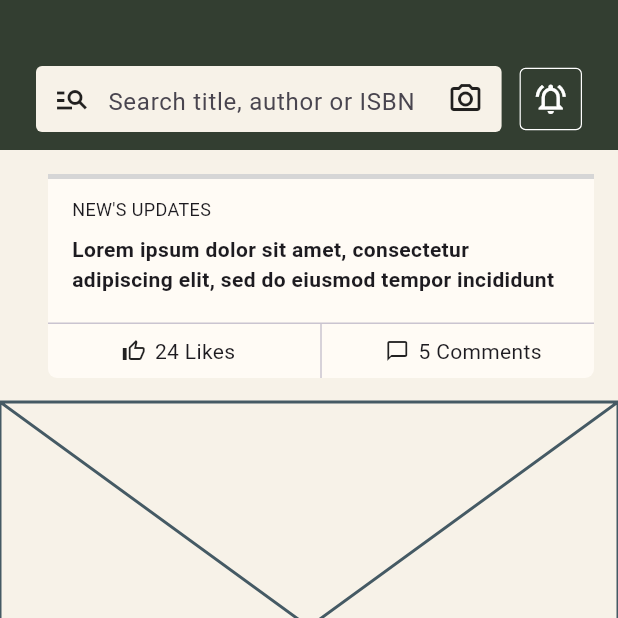
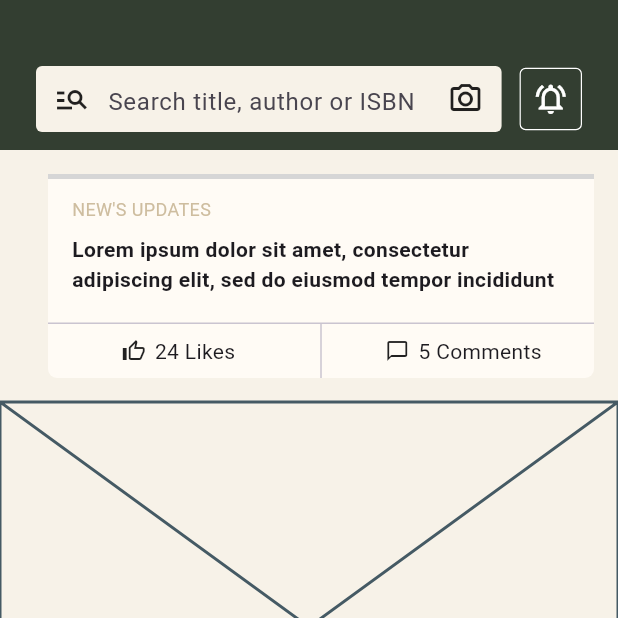
Before and after one commit to JAICHANGPARK/flutter_notebook_chapter_43, a Flutter app: the NewsFeedHomePage screen opened directly, scrolled down 164 dp, on a phone screen of 412 x 824 dp, the top half of it. Run offline on Flutter 3.47's test engine with Material 3 defaults, Android fonts, the phone set to English and light mode, and no system bars; our stand-ins replace gap, hugeicons; network calls fail; grey boxes are pictures that could not be loaded.

Commit message:
Update news_feed_home_page.dart

```diff
--- a/lib/ep2163_newsfeed_app/views/news_feed_home_page.dart
+++ b/lib/ep2163_newsfeed_app/views/news_feed_home_page.dart
@@ -125,7 +125,7 @@ class _NewsFeedHomePageState extends State<NewsFeedHomePage> {
                                               "NEW'S UPDATES",
                                               style: TextStyle(
                                                 fontSize: 12,
-
+                                                color: Color.fromRGBO(206, 189, 159, 1),
                                               ),
                                             ),
                                             Text(
```
